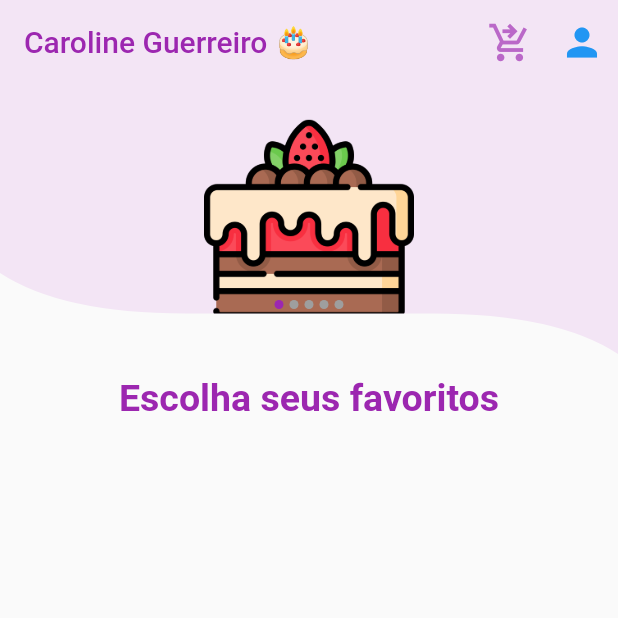
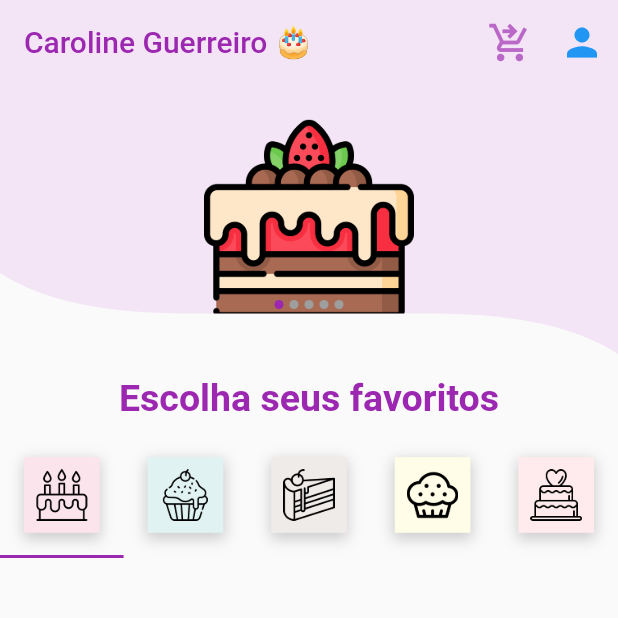
Before and after one commit to Mizaeldouglas/cake_shop_flutter, a Flutter app: the screen it shows after launch, on a phone screen of 412 x 824 dp, the top half of it. Run offline on Flutter 3.47's test engine with Material 2 defaults, Android fonts, the phone set to English and light mode, and no system bars; drawn by our look-alikes of flutter_image_slideshow.

Commit message:
menu tabBar

```diff
--- a/lib/Screens/home_view.dart
+++ b/lib/Screens/home_view.dart
@@ -1,3 +1,4 @@
+import 'package:cake_shop_flutter/Utilities/cake_tabs.dart';
 import 'package:flutter/material.dart';
 import 'package:flutter_image_slideshow/flutter_image_slideshow.dart';
 
@@ -6,23 +7,23 @@ class HomeView extends StatelessWidget {
 
   @override
   Widget build(BuildContext context) {
-    // List<Widget> cakeTabs = [
-    //   CakeTabs(
-    //       iconPath: 'assets/icons/birthday-cakeicon.png',
-    //       colors: Colors.pink.shade50),
-    //   CakeTabs(
-    //       iconPath: 'assets/icons/cupcakeicon.png',
-    //       colors: Colors.teal.shade50),
-    //   CakeTabs(
-    //       iconPath: 'assets/icons/piece-of-cakeicon.png',
-    //       colors: Colors.brown.shade50),
-    //   CakeTabs(
-    //       iconPath: 'assets/icons/muffinicon.png',
-    //       colors: Colors.yellow.shade50),
-    //   CakeTabs(
-    //       iconPath: 'assets/icons/weddingcakeicon.png',
-    //       colors: Colors.red.shade50)
-    // ];
+    List<Widget> cakeTabs = [
+      CakeTabs(
+          iconPath: 'assets/icons/birthday-cakeicon.png',
+          colors: Colors.pink.shade50),
+      CakeTabs(
+          iconPath: 'assets/icons/cupcakeicon.png',
+          colors: Colors.teal.shade50),
+      CakeTabs(
+          iconPath: 'assets/icons/piece-of-cakeicon.png',
+          colors: Colors.brown.shade50),
+      CakeTabs(
+          iconPath: 'assets/icons/muffinicon.png',
+          colors: Colors.yellow.shade50),
+      CakeTabs(
+          iconPath: 'assets/icons/weddingcakeicon.png',
+          colors: Colors.red.shade50)
+    ];
     return DefaultTabController(
       length: 1,
       child: Scaffold(
@@ -124,6 +125,13 @@ class HomeView extends StatelessWidget {
                   ),
                 ),
               ),
+              TabBar(
+                tabs: cakeTabs,
+              ),
+              Expanded(
+                  child: TabBarView(
+                children: [],
+              ))
             ],
           ),
         ),
--- /dev/null
+++ b/lib/Utilities/cake_tabs.dart
@@ -0,0 +1,30 @@
+import 'package:flutter/material.dart';
+
+class CakeTabs extends StatelessWidget {
+  const CakeTabs({Key? key, required this.iconPath, required this.colors})
+      : super(key: key);
+  final String iconPath;
+  final Color colors;
+
+  @override
+  Widget build(BuildContext context) {
+    return Tab(
+      height: 80,
+      child: Container(
+        padding: const EdgeInsets.all(8),
+        decoration: BoxDecoration(
+          color: colors,
+          boxShadow: [
+            BoxShadow(
+              color: Colors.grey.withOpacity(0.5),
+              spreadRadius: 1,
+              blurRadius: 7,
+              offset: const Offset(0, 3),
+            ),
+          ],
+        ),
+        child: Image.asset(iconPath),
+      ),
+    );
+  }
+}
```
Also changed, not shown: lib/Models/bidthday_model.dart (added, +42 -0 lines), lib/TabBarView/birthday_tab.dart (added, +42 -0 lines), pubspec.lock.
